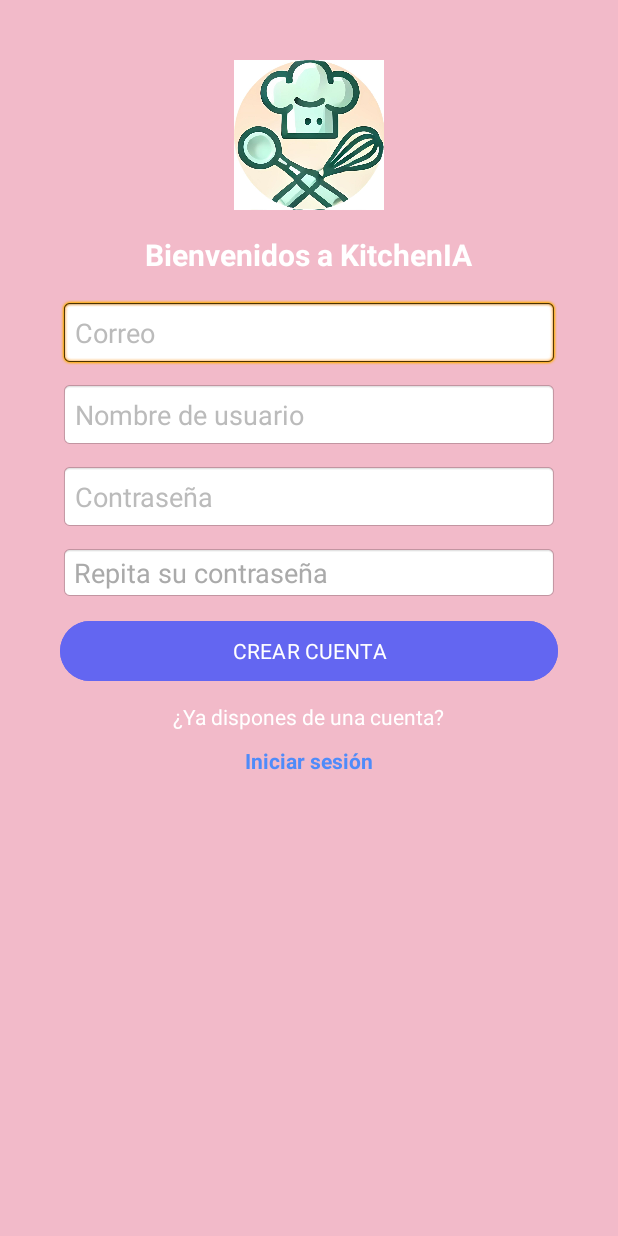
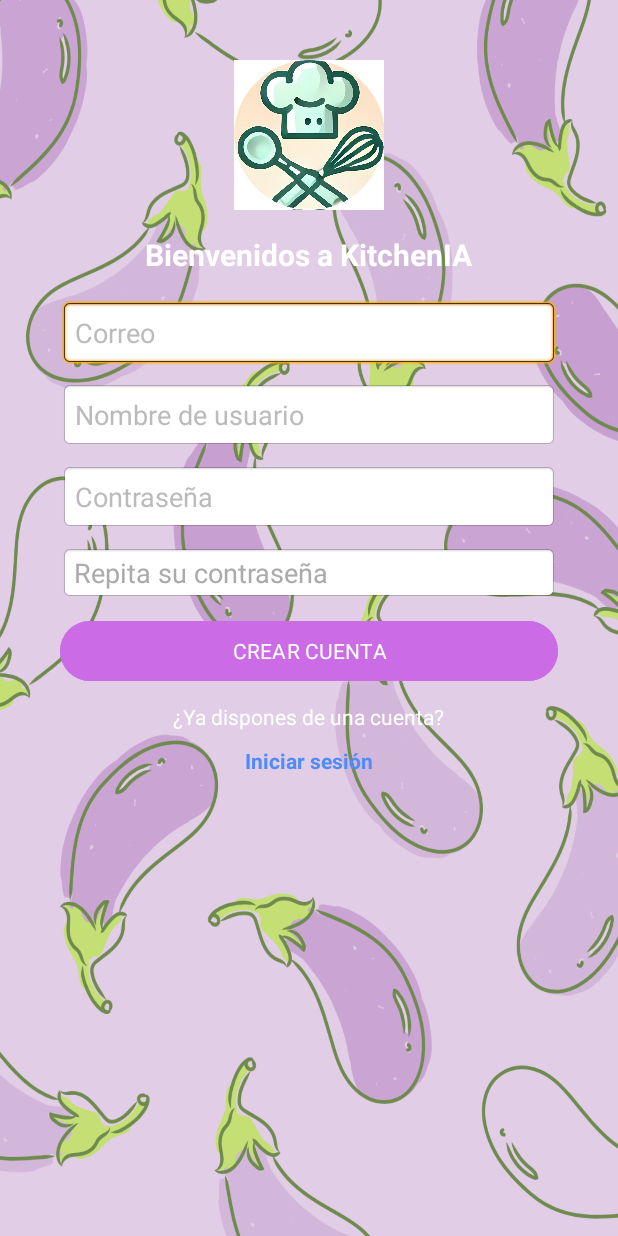
Before and after one commit to AleIb12/KitcheniaSocialNetwork, an Android app: the screen it shows after launch (RegisterActivity), after a tap on "Crea una ahora", on a phone screen of 412 x 824 dp. Run offline under Robolectric (Android 15) with nearby library versions, the phone set to English and light mode, and no system bars; our stand-ins replace Firebase (no records; nobody signed in at launch, a user with empty details on screens opened directly); Roboto replaces fonts that are not available here.

Commit message:
Refactor registration screen and update string resources
- Remove the app name string resource.
- Remove the Google Sign-In button from the registration activity layout.
- Initialize Firebase instances in the `RegisterActivity`.

```diff
--- a/app/src/main/res/layout/activity_login.xml
+++ b/app/src/main/res/layout/activity_login.xml
@@ -4,7 +4,7 @@
     android:layout_height="match_parent"
     android:orientation="vertical"
     android:gravity="center"
-    android:background="#F2BAC9"
+    android:background="@drawable/ic_inicio"
     android:padding="20dp">
 
     <ImageView
@@ -62,7 +62,7 @@
         android:layout_width="match_parent"
         android:layout_height="wrap_content"
         android:text="INICIAR SESIÓN"
-        android:backgroundTint="#1E88E5"
+        android:backgroundTint="#DB4437"
         android:textColor="#FFFFFF"
         android:layout_marginBottom="10dp"/>
 
@@ -86,7 +86,7 @@
             android:layout_width="wrap_content"
             android:layout_height="wrap_content"
             android:text="GOOGLE"
-            android:backgroundTint="#DB4437"
+            android:backgroundTint="#ff3131"
             android:textColor="#FFFFFF"
             android:layout_marginEnd="10dp"/>
 
--- a/app/src/main/res/layout/activity_main.xml
+++ b/app/src/main/res/layout/activity_main.xml
@@ -4,7 +4,7 @@
     android:id="@+id/main"
     android:layout_width="match_parent"
     android:layout_height="match_parent"
-    android:background="@color/white"
+    android:background="@drawable/ic_reposteria"
     android:padding="16dp"
     tools:context=".MainActivity">
 
@@ -45,7 +45,7 @@
         android:id="@+id/bottomNavigationView"
         android:layout_width="0dp"
         android:layout_height="wrap_content"
-        android:background="@color/white"
+        android:background="#ab875f"
         android:elevation="4dp"
         app:layout_constraintBottom_toBottomOf="parent"
         app:layout_constraintEnd_toEndOf="parent"
--- a/app/src/main/res/layout/activity_register.xml
+++ b/app/src/main/res/layout/activity_register.xml
@@ -2,7 +2,7 @@
 <ScrollView xmlns:android="http://schemas.android.com/apk/res/android"
     android:layout_width="match_parent"
     android:layout_height="match_parent"
-    android:background="#F2BAC9"
+    android:background="@drawable/ic_register"
     android:orientation="vertical"
     android:gravity="center"
     android:padding="20dp">
@@ -81,7 +81,7 @@
         android:layout_width="match_parent"
         android:layout_height="wrap_content"
         android:layout_marginTop="10dp"
-        android:backgroundTint="#6366F1"
+        android:backgroundTint="#cb6ce6"
         android:fontFamily="@font/sigmar"
         android:text="CREAR CUENTA"
         android:textColor="#FFFFFF" />
```
Also changed, not shown: app/src/main/res/layout/activity_upload_photo.xml (+11 -2 lines), app/src/main/res/drawable/ic_inicio.png (added), app/src/main/res/drawable/ic_register.png (added).
